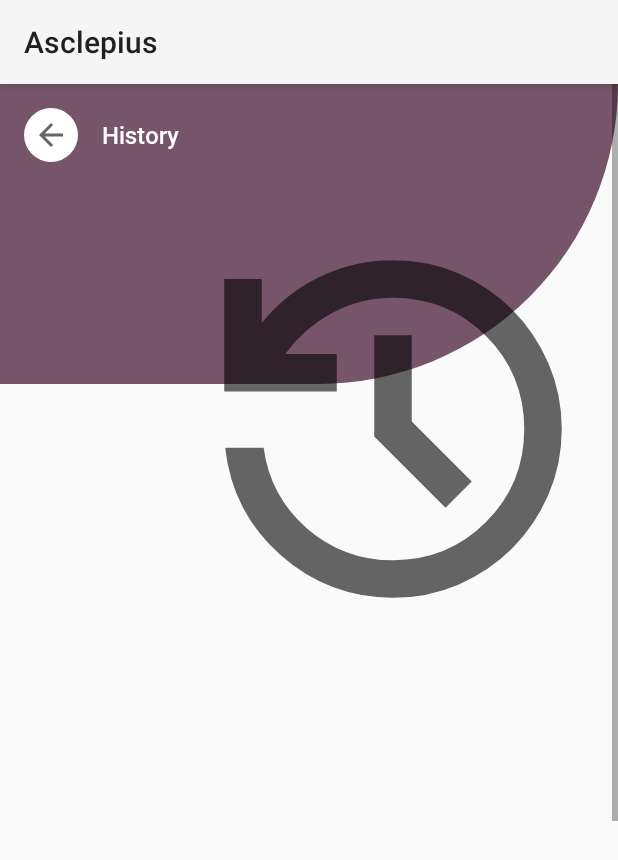
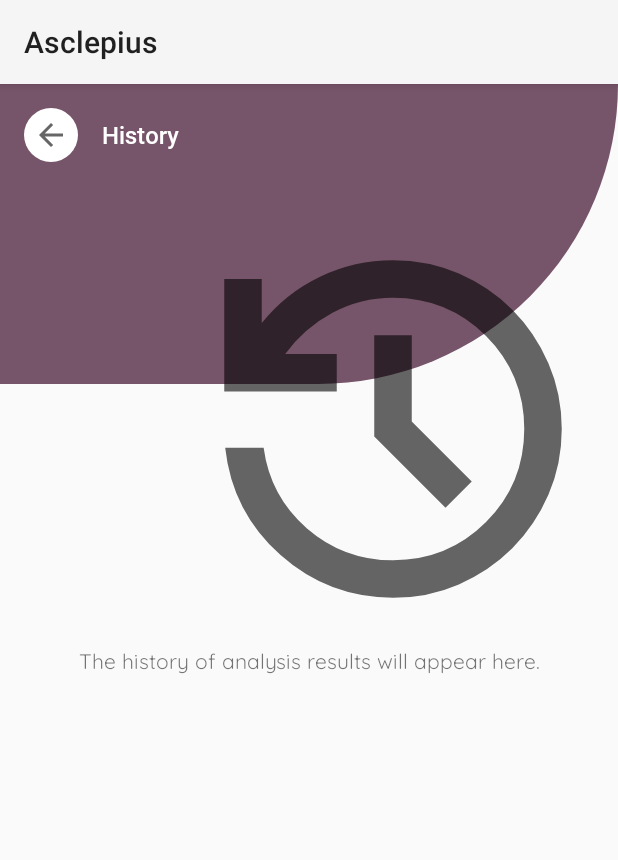
Before and after one commit to ekorahy/Asclepius-App, an Android app: the HistoryActivity screen opened directly, with no data from a screen before it, on a phone screen of 412 x 824 dp. Shown: the top 860 px of the screen. Run offline under Robolectric (Android 15) with nearby library versions, the phone set to English and light mode, and no system bars; our stand-ins replace Room's generated code; pictures from the network do not load.

Commit message:
fixed a bug in the activity history display

```diff
--- a/app/src/main/res/layout/activity_detail_news.xml
+++ b/app/src/main/res/layout/activity_detail_news.xml
@@ -65,7 +65,7 @@
         <androidx.cardview.widget.CardView
             android:layout_width="350dp"
             android:layout_height="wrap_content"
-            android:layout_marginTop="100dp"
+            android:layout_marginTop="80dp"
             android:layout_marginBottom="20dp"
             app:cardCornerRadius="20dp"
             app:layout_constraintBottom_toBottomOf="parent"
--- a/app/src/main/res/layout/activity_history.xml
+++ b/app/src/main/res/layout/activity_history.xml
@@ -9,7 +9,7 @@
     <ScrollView
         android:id="@+id/clContent"
         android:layout_width="match_parent"
-        android:layout_height="wrap_content"
+        android:layout_height="match_parent"
         app:layout_constraintBottom_toBottomOf="parent"
         app:layout_constraintEnd_toEndOf="parent"
         app:layout_constraintStart_toStartOf="parent"
@@ -72,23 +72,26 @@
                 android:layout_height="wrap_content"
                 android:layout_marginTop="-300dp"
                 android:layout_marginBottom="20dp"
+                android:overScrollMode="never"
                 android:paddingStart="16dp"
                 android:paddingEnd="16dp"
-                android:visibility="visible"
+                android:scrollbarSize="0dp"
                 tools:listitem="@layout/item_history" />
-
-            <TextView
-                android:id="@+id/tvEmptyData"
-                android:layout_width="match_parent"
-                android:layout_height="match_parent"
-                android:layout_marginTop="400dp"
-                android:layout_marginBottom="400dp"
-                android:fontFamily="@font/quicksand_regular"
-                android:text="@string/empty_data"
-                android:textAlignment="center"
-                android:visibility="gone" />
         </LinearLayout>
     </ScrollView>
+
+    <TextView
+        android:id="@+id/tvEmptyData"
+        android:layout_width="wrap_content"
+        android:layout_height="wrap_content"
+        android:fontFamily="@font/quicksand_regular"
+        android:text="@string/empty_data"
+        android:textAlignment="center"
+        android:visibility="gone"
+        app:layout_constraintBottom_toBottomOf="@+id/clContent"
+        app:layout_constraintEnd_toEndOf="parent"
+        app:layout_constraintStart_toStartOf="parent"
+        app:layout_constraintTop_toTopOf="parent" />
 
     <com.google.android.material.progressindicator.LinearProgressIndicator
         android:id="@+id/progressIndicator"
```
